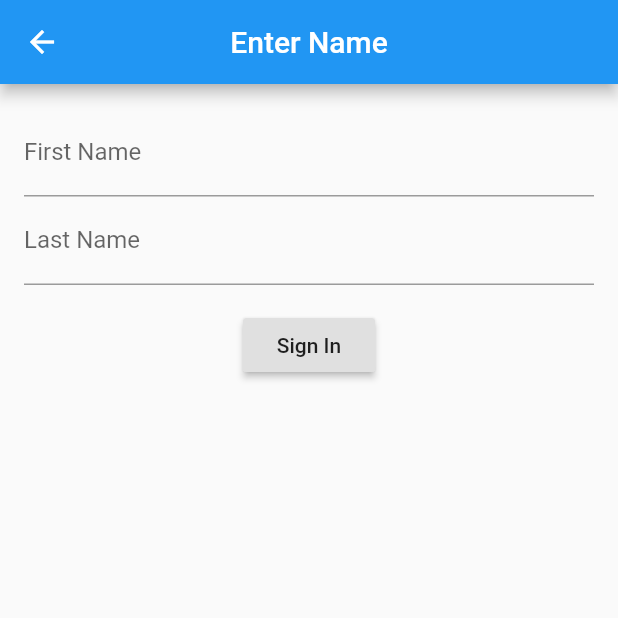
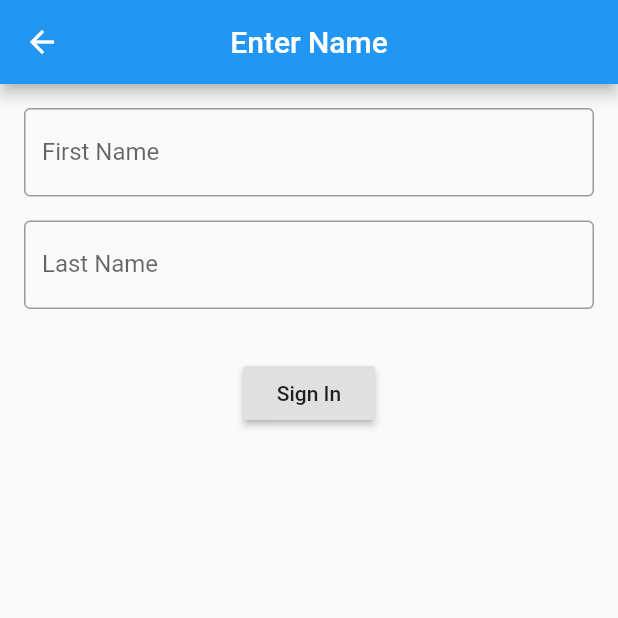
Before and after one commit to setheclark/gdg_event_signin, a Flutter app: the screen it shows after launch, after a tap on "No", on a phone screen of 412 x 824 dp, the top half of it. Run offline on Flutter 3.47's test engine with Material 2 defaults, Android fonts, the phone set to English and light mode, and no system bars; our stand-ins replace cloud_firestore; accounts and stored records are empty.

Commit message:
ui work.

```diff
--- a/lib/home_screen.dart
+++ b/lib/home_screen.dart
@@ -17,12 +17,19 @@ class HomeScreen extends StatelessWidget {
   Widget build(BuildContext context) {
     return Scaffold(
       key: scaffoldKey,
-      appBar: AppBar(),
+      appBar: AppBar(
+        title: Text('Sign In'),
+        centerTitle: true,
+      ),
       body: Center(
-        child: SizedBox(
+        child: Container(
           child: Column(
             children: <Widget>[
-              Text("Did you RSVP on Meetup.com?"),
+              Image.asset('assets/gdg_charlotte_logo.png'),
+              Text(
+                "Did you RSVP on Meetup.com?",
+                style: TextStyle(fontWeight: FontWeight.bold, fontSize: 24.0),
+              ),
               Padding(
                 child: RaisedButton(
                   child: Text("Yes"),
@@ -41,7 +48,6 @@ class HomeScreen extends StatelessWidget {
             ],
           ),
           width: 200.0,
-          height: 300.0,
         ),
       ),
     );
@@ -52,13 +58,7 @@ class HomeScreen extends StatelessWidget {
         builder: (context) => ManualEntryPage(rsvpRef)));
 
     if (a != null) {
-      scaffoldKey.currentState.showSnackBar(
-        SnackBar(
-          duration: Duration(seconds: 3),
-          content:
-              Text("${a.name}, you're signed in.  Please enjoy the event!"),
-        ),
-      );
+      showSuccessSnackbar(a);
     }
   }
 
@@ -69,13 +69,21 @@ class HomeScreen extends StatelessWidget {
         );
 
     if (a != null) {
-      scaffoldKey.currentState.showSnackBar(
-        SnackBar(
-          duration: Duration(seconds: 3),
-          content:
-              Text("${a.name}, you're signed in.  Please enjoy the event!"),
-        ),
-      );
+      showSuccessSnackbar(a);
     }
   }
+
+  void showSuccessSnackbar(Attendee a) {
+    scaffoldKey.currentState.showSnackBar(
+      SnackBar(
+        duration: Duration(seconds: 3),
+        content: Text(
+          "${a.name}, you're signed in.  Please enjoy the event!",
+          style: TextStyle(
+            fontSize: 18.0,
+          ),
+        ),
+      ),
+    );
+  }
 }
--- a/lib/main.dart
+++ b/lib/main.dart
@@ -6,7 +6,9 @@ void main() {
   SystemChrome.setEnabledSystemUIOverlays([]);
   runApp(MaterialApp(
     title: "IO Extended 2018",
-    theme: ThemeData(primarySwatch: Colors.blue),
+    theme: ThemeData(
+      primarySwatch: Colors.blue,
+    ),
     home: HomeScreen(),
     debugShowCheckedModeBanner: false,
   ));
--- a/lib/manual_entry.dart
+++ b/lib/manual_entry.dart
@@ -50,17 +50,22 @@ class _ManualEntryState extends State<ManualEntryPage> {
             children: <Widget>[
               TextFormField(
                 decoration: InputDecoration(
+                  border: OutlineInputBorder(),
                   labelText: "First Name",
                 ),
                 validator: (val) => val.length == 0 ? 'Not valid' : null,
                 onSaved: (val) => _firstName = val,
               ),
-              TextFormField(
-                decoration: InputDecoration(
-                  labelText: "Last Name",
+              Padding(
+                padding: const EdgeInsets.symmetric(vertical: 16.0),
+                child: TextFormField(
+                  decoration: InputDecoration(
+                    border: OutlineInputBorder(),
+                    labelText: "Last Name",
+                  ),
+                  validator: (val) => val.length == 0 ? 'Not valid' : null,
+                  onSaved: (val) => _lastName = val,
                 ),
-                validator: (val) => val.length == 0 ? 'Not valid' : null,
-                onSaved: (val) => _lastName = val,
               ),
               Padding(
                 padding: const EdgeInsets.symmetric(vertical: 16.0),
```
Also changed, not shown: lib/rsvp_list_screen.dart (+24 -15 lines), 1 other file.
